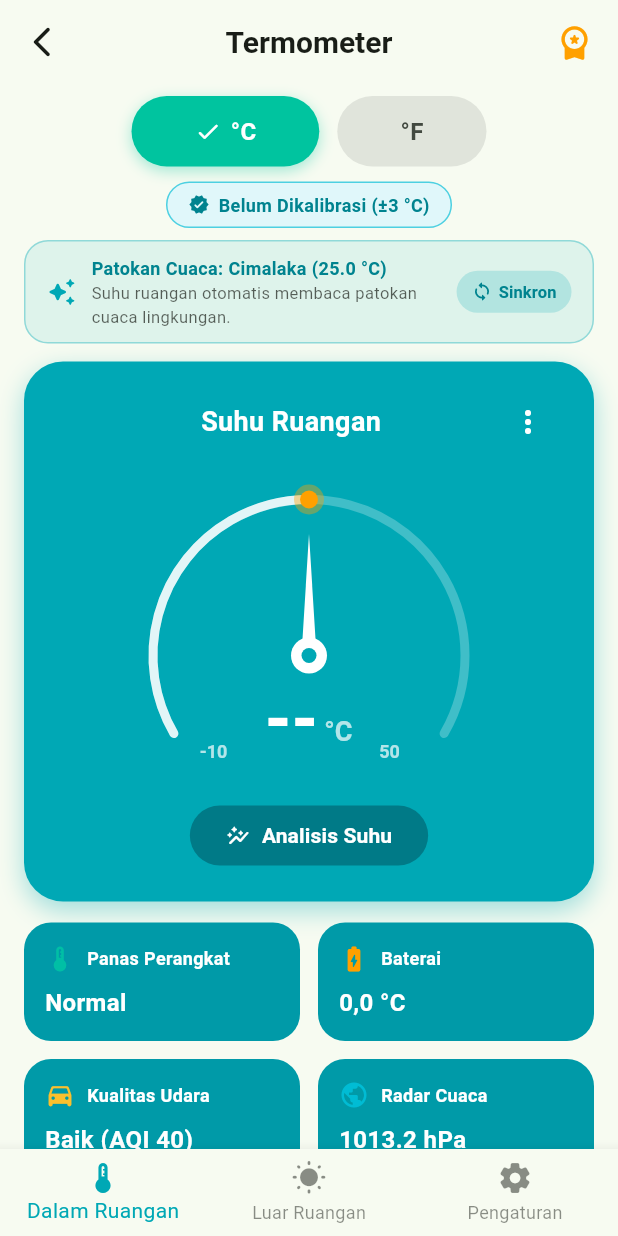
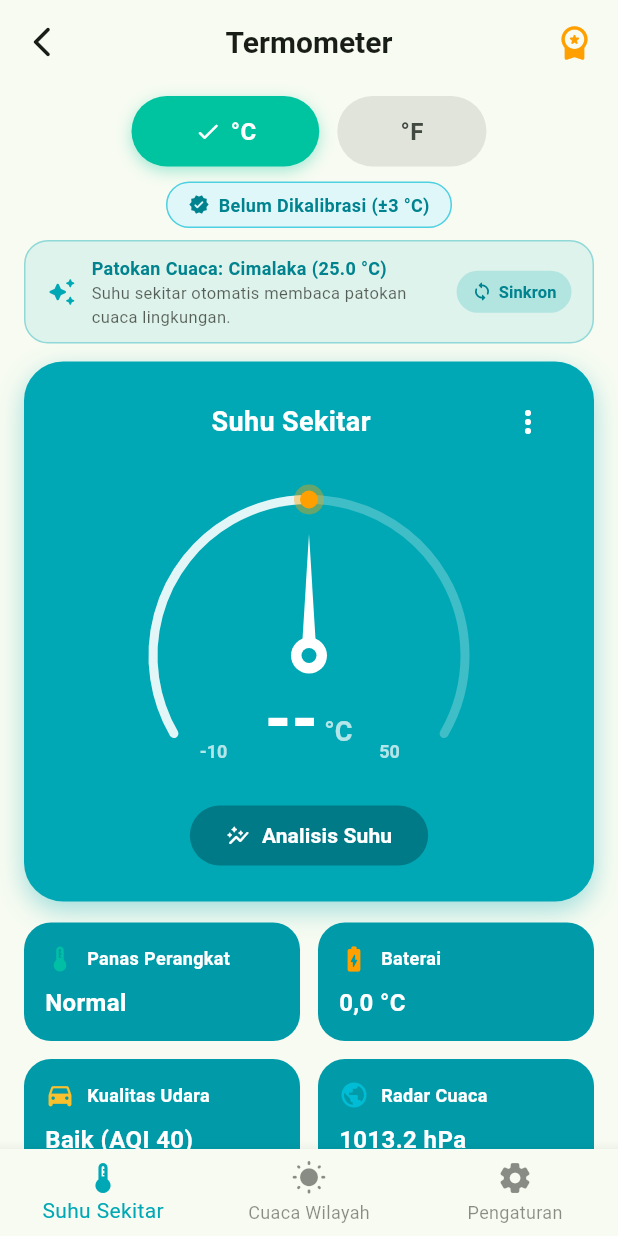
Before and after one commit to Renohidayat/geomag, a Flutter app: the RoomThermometerScreen screen opened directly, on a phone screen of 412 x 824 dp. Run offline on Flutter 3.47's test engine with Material 3 defaults, Android fonts, the phone set to English and light mode, and no system bars; our stand-ins replace drift, drift_flutter, geocoding, geolocator; accounts and stored records are empty; generated files the repository leaves out were written again; network calls fail.

Commit message:
refactor(ui): perbarui label menjadi Suhu Sekitar dan Cuaca Wilayah (#63)

```diff
--- a/app/lib/screens/home_screen.dart
+++ b/app/lib/screens/home_screen.dart
@@ -567,11 +567,11 @@ class _HomeScreenState extends State<HomeScreen> {
         ),
         const SizedBox(height: 8),
 
-        // Menu 7: Termometer Suhu Ruangan & Udara (Digital Thermometer)
+        // Menu 7: Termometer Suhu Sekitar & Cuaca (Digital Thermometer)
         _buildNavCard(
           theme: theme,
-          title: 'Termometer Suhu Ruangan & Udara',
-          subtitle: 'Pengukur suhu instan, kelembaban, tekanan barometer, & detektor hawa panas terfokus',
+          title: 'Termometer Suhu Sekitar & Cuaca',
+          subtitle: 'Pendeteksi hawa suhu sekitar (panas/dingin), kelembaban, tekanan barometer, & cuaca wilayah',
           icon: Icons.device_thermostat,
           color: Colors.deepOrangeAccent,
           onTap: () {
--- a/app/lib/screens/room_thermometer_screen.dart
+++ b/app/lib/screens/room_thermometer_screen.dart
@@ -13,9 +13,9 @@ import '../services/magnetometer_service.dart';
 import '../services/room_climate_service.dart';
 import '../services/thermal_state_estimator.dart';
 
-/// Layar Termometer Suhu Ruangan & Cuaca Luar Ruangan.
+/// Layar Termometer Suhu Sekitar & Cuaca Wilayah.
 ///
-/// Dibuat menyerupai antarmuka "Digital Thermometer: Room Temperature"
+/// Dibuat menyerupai antarmuka "Digital Thermometer"
 /// dengan Dial Meter melingkar, indikator Panas Perangkat, kompensasi panas dinamis,
 /// deteksi lokasi GPS real-time, hirarki adm4 desa/kecamatan, dan cuaca terpadu BMKG / Open-Meteo.
 class RoomThermometerScreen extends StatefulWidget {
@@ -57,11 +57,11 @@ class _RoomThermometerScreenState extends State<RoomThermometerScreen> {
   Timer? _tickerTimer;
   int _loggingElapsedSeconds = 0;
 
-  int _currentTabIndex = 0; // 0: Dalam Ruangan, 1: Luar Ruangan, 2: Pengaturan
+  int _currentTabIndex = 0; // 0: Suhu Sekitar, 1: Cuaca Wilayah, 2: Pengaturan
   bool _isFahrenheit = false;
   double _calibrationOffsetC = 0.0;
 
-  // State Luar Ruangan (Outdoor Weather & Adm4 / GPS)
+  // State Cuaca Wilayah (Outdoor Weather & Adm4 / GPS)
   late AdmLocation _selectedLocation;
   OutdoorWeatherData? _outdoorWeather;
   bool _isLoadingWeather = false;
@@ -137,7 +137,7 @@ class _RoomThermometerScreenState extends State<RoomThermometerScreen> {
     );
   }
 
-  /// Menyelaraskan patokan suhu ruangan secara otomatis ke suhu cuaca lingkungan.
+  /// Menyelaraskan patokan suhu sekitar secara otomatis ke suhu cuaca lingkungan.
   void _syncWithOutdoorWeather({bool showFeedback = true}) {
     final weather = _outdoorWeather;
     if (weather == null) return;
@@ -176,7 +176,7 @@ class _RoomThermometerScreenState extends State<RoomThermometerScreen> {
       ScaffoldMessenger.of(context).showSnackBar(
         SnackBar(
           content: Text(
-            'Suhu ruangan berhasil diselaraskan ke patokan cuaca ${weather.cityName} (${weather.temperatureC.toStringAsFixed(1)} °C)!',
+            'Suhu sekitar berhasil diselaraskan ke patokan cuaca ${weather.cityName} (${weather.temperatureC.toStringAsFixed(1)} °C)!',
           ),
           backgroundColor: const Color(0xFF00A8B5),
           duration: const Duration(seconds: 3),
@@ -199,7 +199,7 @@ class _RoomThermometerScreenState extends State<RoomThermometerScreen> {
         });
 
         // Penyesuaian otomatis: jika profil belum dikalibrasi manual oleh pengguna,
-        // selaraskan patokan suhu ruangan ke suhu cuaca lingkungan aktual secara instan
+        // selaraskan patokan suhu sekitar ke suhu cuaca lingkungan aktual secara instan
         if (!_thermalEstimator.profile.isCalibrated ||
             _thermalEstimator.profile.deviceId.startsWith('auto_')) {
           _syncWithOutdoorWeather(showFeedback: false);
@@ -379,11 +379,11 @@ class _RoomThermometerScreenState extends State<RoomThermometerScreen> {
         items: const [
           BottomNavigationBarItem(
             icon: Icon(Icons.device_thermostat_rounded),
-            label: 'Dalam Ruangan',
+            label: 'Suhu Sekitar',
           ),
           BottomNavigationBarItem(
             icon: Icon(Icons.wb_sunny_rounded),
-            label: 'Luar Ruangan',
+            label: 'Cuaca Wilayah',
           ),
           BottomNavigationBarItem(
             icon: Icon(Icons.settings_rounded),
@@ -395,7 +395,7 @@ class _RoomThermometerScreenState extends State<RoomThermometerScreen> {
   }
 
   /// ==========================================
-  /// 1. TAMPILAN DALAM RUANGAN (INDOOR VIEW)
+  /// 1. TAMPILAN SUHU SEKITAR (AMBIENT VIEW)
   /// ==========================================
   Widget _buildIndoorView(ThemeData theme, RoomClimateData data) {
     final tempValue = _isFahrenheit ? data.ambientTempF : data.ambientTempC;
@@ -564,7 +564,7 @@ class _RoomThermometerScreenState extends State<RoomThermometerScreen> {
                         ),
                         Text(
                           _thermalEstimator.profile.deviceId.startsWith('auto_')
-                              ? 'Suhu ruangan otomatis membaca patokan cuaca lingkungan.'
+                              ? 'Suhu sekitar otomatis membaca patokan cuaca lingkungan.'
                               : 'Ketuk selaraskan untuk menjadikan suhu cuaca sebagai patokan.',
                           style: TextStyle(
                             fontSize: 11,
@@ -604,8 +604,8 @@ class _RoomThermometerScreenState extends State<RoomThermometerScreen> {
             const SizedBox(height: 12),
           ],
 
-          // 3. Hero Card Dial Meter: Suhu Ruangan
-          _buildSuhuRuanganDialCard(theme, data, tempValue, tempUnit),
+          // 3. Hero Card Dial Meter: Suhu Sekitar
+          _buildSuhuSekitarDialCard(theme, data, tempValue, tempUnit),
           const SizedBox(height: 14),
 
           // 4. Baris Kartu 1: Panas Perangkat & Baterai
@@ -774,8 +774,8 @@ class _RoomThermometerScreenState extends State<RoomThermometerScreen> {
     );
   }
 
-  /// Kartu Utama Dial Meter (Suhu Ruangan)
-  Widget _buildSuhuRuanganDialCard(
+  /// Kartu Utama Dial Meter (Suhu Sekitar)
+  Widget _buildSuhuSekitarDialCard(
     ThemeData theme,
     RoomClimateData data,
     double? tempValue,
@@ -798,13 +798,13 @@ class _RoomThermometerScreenState extends State<RoomThermometerScreen> {
       padding: const EdgeInsets.fromLTRB(20, 16, 20, 20),
       child: Column(
         children: [
-          // Header Kartu: Suhu Ruangan & ⋮ Menu
+          // Header Kartu: Suhu Sekitar & ⋮ Menu
           Row(
             mainAxisAlignment: MainAxisAlignment.spaceBetween,
             children: [
               const SizedBox(width: 24), // Spacer keseimbangan
               const Text(
-                'Suhu Ruangan',
+                'Suhu Sekitar',
                 style: TextStyle(
                   color: Colors.white,
                   fontWeight: FontWeight.bold,
@@ -1082,7 +1082,7 @@ class _RoomThermometerScreenState extends State<RoomThermometerScreen> {
                     : '--',
               ),
               _buildModalRow(
-                'Suhu Ruangan Terestimasi',
+                'Suhu Sekitar Terestimasi',
                 '${_formatTemp(data.ambientTempC)} °C',
               ),
               _buildModalRow(
@@ -1104,7 +1104,7 @@ class _RoomThermometerScreenState extends State<RoomThermometerScreen> {
               const SizedBox(height: 12),
               Text(
                 'Estimasi termal adaptif memisahkan kondisi stabil (linear idle/aktif) '
-                'dan dinamis pendinginan Newton (dT/dt) untuk merekonstruksi suhu udara ruangan nyata.',
+                'dan dinamis pendinginan Newton (dT/dt) untuk merekonstruksi suhu udara sekitar secara nyata.',
                 style: TextStyle(
                   fontSize: 11,
                   fontStyle: FontStyle.italic,
@@ -1188,7 +1188,7 @@ class _RoomThermometerScreenState extends State<RoomThermometerScreen> {
                 controller: textController,
                 keyboardType: const TextInputType.numberWithOptions(decimal: true),
                 decoration: const InputDecoration(
-                  labelText: 'Suhu Referensi Ruangan (°C)',
+                  labelText: 'Suhu Referensi Sekitar (°C)',
                   border: OutlineInputBorder(),
                   suffixText: '°C',
                 ),
@@ -1257,7 +1257,7 @@ class _RoomThermometerScreenState extends State<RoomThermometerScreen> {
   }
 
   /// ==========================================
-  /// 2. TAMPILAN LUAR RUANGAN (OUTDOOR VIEW)
+  /// 2. TAMPILAN CUACA WILAYAH (OUTDOOR WEATHER VIEW)
   /// ==========================================
   Widget _buildOutdoorView(ThemeData theme) {
     final weather = _outdoorWeather;
@@ -1373,7 +1373,7 @@ class _RoomThermometerScreenState extends State<RoomThermometerScreen> {
           ),
           const SizedBox(height: 16),
 
-          // Kartu Utama Cuaca Luar Ruangan
+          // Kartu Utama Cuaca Wilayah
           if (_isLoadingWeather) ...[
             const SizedBox(
               height: 220,
@@ -1390,7 +1390,7 @@ class _RoomThermometerScreenState extends State<RoomThermometerScreen> {
 
             const SizedBox(height: 16),
 
-            // Grid 6 Parameter Lengkap Luar Ruangan
+            // Grid 6 Parameter Lengkap Cuaca Wilayah
             Row(
               children: [
                 Expanded(
@@ -2063,7 +2063,7 @@ class _RoomThermometerScreenState extends State<RoomThermometerScreen> {
                   ),
                   Text(
                     'Gunakan penggeser di bawah jika Anda ingin mencocokkan pembacaan '
-                    'suhu dengan termometer referensi / AC di ruangan Anda.',
+                    'suhu dengan termometer referensi di lokasi Anda.',
                     style: TextStyle(
                       fontSize: 12,
                       color: theme.colorScheme.onSurface.withValues(alpha: 0.65),
@@ -2130,9 +2130,9 @@ class _RoomThermometerScreenState extends State<RoomThermometerScreen> {
                   ),
                   const SizedBox(height: 10),
                   const Text(
-                    '1. Letakkan ponsel di atas meja datar selama 2-3 menit tanpa disentuh agar suhu baterai menyatu dengan suhu udara ruangan.\n\n'
+                    '1. Letakkan ponsel di atas permukaan datar selama 2-3 menit tanpa disentuh agar suhu baterai menyatu dengan suhu udara sekitar.\n\n'
                     '2. Hindari mengukur saat ponsel sedang di-charge atau baru saja memainkan game berat untuk mencegah bias suhu internal.\n\n'
-                    '3. Pada tab Luar Ruangan, gunakan tombol GPS untuk deteksi posisi otomatis atau cari wilayah hingga tingkat desa/kecamatan.',
+                    '3. Pada tab Cuaca Wilayah, gunakan tombol GPS untuk deteksi posisi otomatis atau cari wilayah hingga tingkat desa/kecamatan.',
                     style: TextStyle(fontSize: 12, height: 1.5),
                   ),
                 ],
@@ -2582,7 +2582,7 @@ class _CalibrationWizardBottomSheetState
                     controller: _refTempController,
                     keyboardType: const TextInputType.numberWithOptions(decimal: true),
                     decoration: const InputDecoration(
-                      labelText: 'Suhu Referensi Ruangan',
+                      labelText: 'Suhu Referensi Sekitar',
                       suffixText: '°C',
                       border: OutlineInputBorder(),
                     ),
```
Also changed, not shown: 3 other files.
